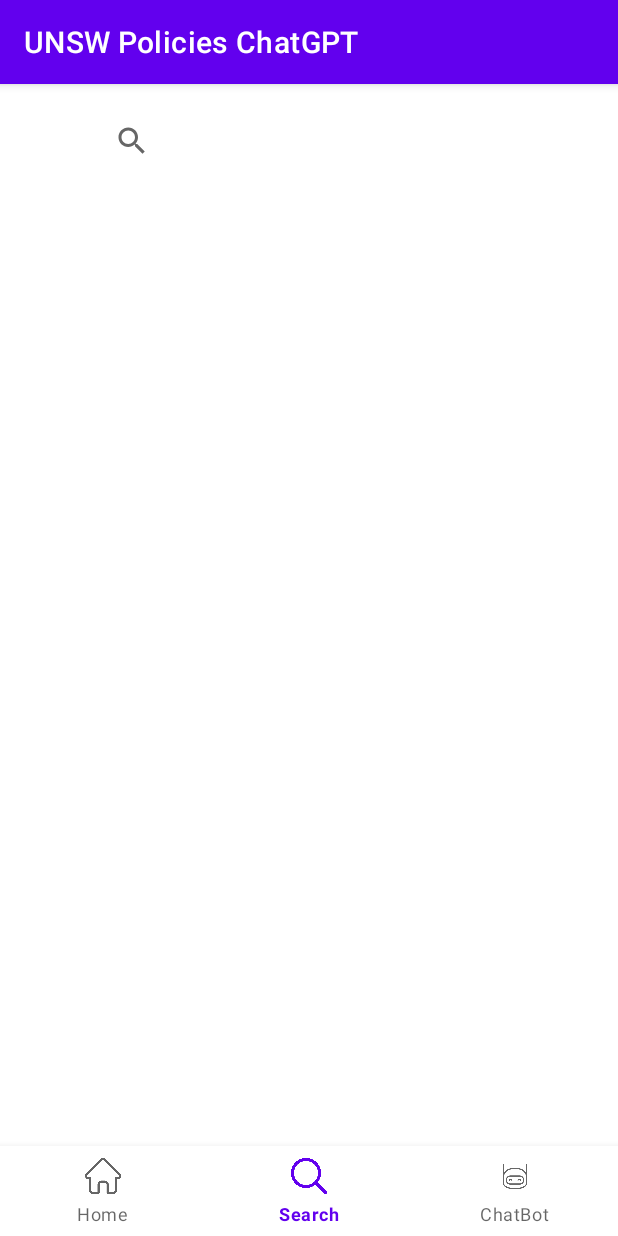
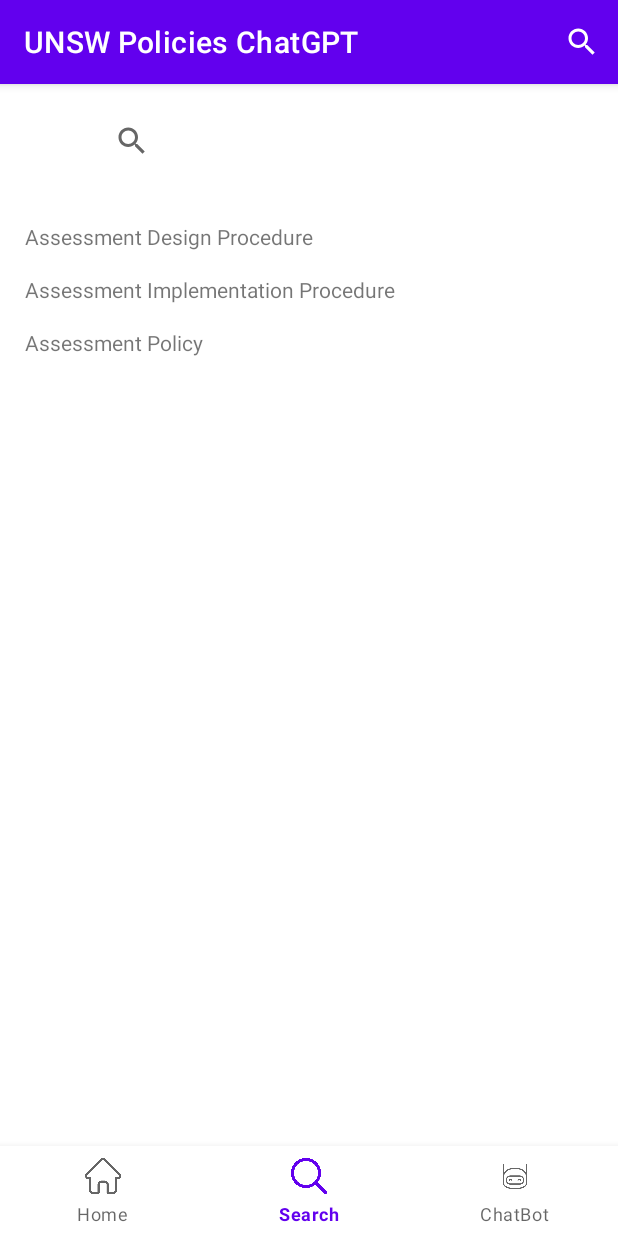
Before and after one commit to khanhlinh0907/unsw-policies-chatgpt, an Android app: the SearchActivity screen opened directly, with no data from a screen before it, on a phone screen of 412 x 824 dp. Run offline under Robolectric (Android 15) with nearby library versions, the phone set to English and light mode, and no system bars.

Commit message:
Policy Search Feature - Shane 09/03/23
Created RecyclerView and Search function. UI incomplete. Category Filter in progress.

```diff
--- /dev/null
+++ b/app/src/main/java/com/example/unswpolicieschatgpt/Policy.java
@@ -0,0 +1,20 @@
+package com.example.unswpolicieschatgpt;
+
+// Model or class for policy - for creating object for dummy data
+public class Policy {
+    private String mName;
+    private String mCategory;
+
+    public Policy(String name, String category) {
+        mName = name;
+        mCategory = category;
+    }
+
+    public String getName() {
+        return mName;
+    }
+
+    public String getCategory() {
+        return mCategory;
+    }
+}
--- /dev/null
+++ b/app/src/main/java/com/example/unswpolicieschatgpt/PolicyAdapter.java
@@ -0,0 +1,89 @@
+package com.example.unswpolicieschatgpt;
+
+import android.view.LayoutInflater;
+import android.view.View;
+import android.view.ViewGroup;
+import android.widget.Filter;
+import android.widget.Filterable;
+import android.widget.TextView;
+
+import androidx.annotation.NonNull;
+import androidx.recyclerview.widget.RecyclerView;
+
+import java.util.ArrayList;
+import java.util.List;
+
+public class PolicyAdapter extends RecyclerView.Adapter<PolicyAdapter.MyViewHolder> implements Filterable {
+
+    private List<Policy> mPolicies, mPoliciesFiltered;
+    private PolicyRecyclerViewInterface mInterface;
+
+    public PolicyAdapter(List<Policy> policies, PolicyRecyclerViewInterface policyInterface) {
+        mPolicies = policies;
+        mPoliciesFiltered = policies;
+        mInterface = policyInterface;
+    }
+
+    @NonNull
+    @Override
+    public PolicyAdapter.MyViewHolder onCreateViewHolder(@NonNull ViewGroup parent, int viewType) {
+        View view = LayoutInflater.from(parent.getContext()).inflate(R.layout.list_item, parent, false);
+        return new MyViewHolder(view, mInterface);
+    }
+
+    @Override
+    public void onBindViewHolder(@NonNull PolicyAdapter.MyViewHolder holder, int position) {
+        Policy policy = mPoliciesFiltered.get(position);
+        holder.mName.setText(policy.getName());
+
+    }
+
+    @Override
+    public int getItemCount() {
+        return mPoliciesFiltered.size();
+    }
+
+    @Override
+    public Filter getFilter() {
+        return new Filter() {
+            @Override
+            protected FilterResults performFiltering(CharSequence charSequence) {
+                String query = charSequence.toString();
+                if(query.isEmpty()) {
+                    mPoliciesFiltered = mPolicies;
+                } else {
+                    ArrayList<Policy> filteredList = new ArrayList<>();
+                    for(Policy policy : mPolicies) {
+                        if(policy.getName().contains(query)) {
+                            filteredList.add(policy);
+                        }
+                    }
+                    mPoliciesFiltered = filteredList;
+                }
+                FilterResults filterResults = new FilterResults();
+                filterResults.values = mPoliciesFiltered;
+                return filterResults;
+            }
+
+            @Override
+            protected void publishResults(CharSequence charSequence, FilterResults filterResults) {
+                mPoliciesFiltered = (ArrayList<Policy>) filterResults.values;
+                notifyDataSetChanged();
+            }
+        };
+    }
+    class MyViewHolder extends RecyclerView.ViewHolder {
+        private TextView mName;
+
+        public MyViewHolder(@NonNull View itemView, PolicyRecyclerViewInterface mInterface) {
+            super(itemView);
+            mName = itemView.findViewById(R.id.tvName);
+            itemView.setOnClickListener(new View.OnClickListener() {
+                @Override
+                public void onClick(View view) {
+                    mInterface.onPolicyClick(getAdapterPosition());
+                }
+            });
+        }
+    }
+}
--- /dev/null
+++ b/app/src/main/java/com/example/unswpolicieschatgpt/PolicyRecyclerViewInterface.java
@@ -0,0 +1,5 @@
+package com.example.unswpolicieschatgpt;
+
+public interface PolicyRecyclerViewInterface {
+    void onPolicyClick(int position);
+}
--- a/app/src/main/java/com/example/unswpolicieschatgpt/SearchActivity.java
+++ b/app/src/main/java/com/example/unswpolicieschatgpt/SearchActivity.java
@@ -2,20 +2,44 @@ package com.example.unswpolicieschatgpt;
 
 import android.content.Intent;
 import android.os.Bundle;
+import android.util.Log;
 import android.view.Menu;
 import android.view.MenuInflater;
 import android.view.MenuItem;
+import android.widget.SearchView;
+import android.widget.Toast;
 
 import androidx.appcompat.app.AppCompatActivity;
+import androidx.recyclerview.widget.LinearLayoutManager;
+import androidx.recyclerview.widget.RecyclerView;
 
 import com.google.android.material.bottomnavigation.BottomNavigationView;
 
-public class SearchActivity extends AppCompatActivity {
+import java.util.ArrayList;
+import java.util.List;
+
+public class SearchActivity extends AppCompatActivity implements PolicyRecyclerViewInterface {
     BottomNavigationView bottomNav;
+
+    // Policy RecyclerView
+    static final String TAG = "SearchActivity";
+    RecyclerView mRecyclerView;
+    private List<Policy> policyList = new ArrayList<>();
+    private PolicyAdapter adapter;
+
     @Override
     protected void onCreate(Bundle savedInstanceState) {
         super.onCreate(savedInstanceState);
         setContentView(R.layout.activity_search);
+
+        // Policy RecyclerView
+        mRecyclerView = findViewById(R.id.rvList);
+        RecyclerView.LayoutManager layoutManager = new LinearLayoutManager(getApplicationContext());
+        mRecyclerView.setLayoutManager(layoutManager);
+
+        getData();
+        adapter = new PolicyAdapter(policyList, (PolicyRecyclerViewInterface) this);
+        mRecyclerView.setAdapter(adapter);
 
         //Bottom Navigation View
         bottomNav = findViewById(R.id.bottomNavigationView);
@@ -45,5 +69,41 @@ public class SearchActivity extends AppCompatActivity {
                 return false;
             }
         });
+
+    }
+
+    private void getData(){
+            policyList.add(new Policy("Assessment Design Procedure", "Assessment"));
+        policyList.add(new Policy("Assessment Implementation Procedure", "Assessment"));
+        policyList.add(new Policy("Assessment Policy", "Assessment"));
+    }
+
+    @Override
+    public void onPolicyClick(int position) {
+        Policy policy = policyList.get(position);
+        Toast.makeText(this, policy.getName(), Toast.LENGTH_SHORT).show();
+    }
+
+    @Override
+    public boolean onCreateOptionsMenu(Menu menu) {
+        MenuInflater inflater = getMenuInflater();
+        inflater.inflate(R.menu.policy_menu, menu);
+        SearchView searchView = (SearchView) menu.findItem(R.id.app_bar_search).getActionView();
+        searchView.setOnQueryTextListener(new SearchView.OnQueryTextListener() {
+            @Override
+            public boolean onQueryTextSubmit(String s) {
+                Log.d(TAG, "Line 58:: Query = "+s);
+                adapter.getFilter().filter(s);
+                return false;
+            }
+
+            @Override
+            public boolean onQueryTextChange(String s) {
+                Log.d(TAG, "Line 58:: Query = "+s);
+                adapter.getFilter().filter(s);
+                return false;
+            }
+        });
+        return true;
     }
 }
--- /dev/null
+++ b/app/src/main/res/layout/list_item.xml
@@ -0,0 +1,17 @@
+<?xml version="1.0" encoding="utf-8"?>
+<androidx.constraintlayout.widget.ConstraintLayout xmlns:android="http://schemas.android.com/apk/res/android"
+    xmlns:app="http://schemas.android.com/apk/res-auto"
+    xmlns:tools="http://schemas.android.com/tools"
+    android:layout_width="match_parent"
+    android:layout_height="wrap_content">
+
+    <TextView
+        android:id="@+id/tvName"
+        android:layout_width="wrap_content"
+        android:layout_height="wrap_content"
+        android:layout_marginStart="16dp"
+        android:layout_marginTop="16dp"
+        android:text="Policy Name"
+        app:layout_constraintStart_toStartOf="parent"
+        app:layout_constraintTop_toTopOf="parent" />
+</androidx.constraintlayout.widget.ConstraintLayout>
--- /dev/null
+++ b/app/src/main/res/layout/spinner.xml
@@ -0,0 +1,5 @@
+<Spinner android:id="@+id/spinner"
+    android:layout_width= "150dp"
+    android:layout_height= "40dp"
+    android:entries="@array/policy_categories"
+    xmlns:android="http://schemas.android.com/apk/res/android" />
--- /dev/null
+++ b/app/src/main/res/menu/policy_menu.xml
@@ -0,0 +1,11 @@
+<?xml version="1.0" encoding="utf-8"?>
+<menu xmlns:app="http://schemas.android.com/apk/res-auto"
+    xmlns:android="http://schemas.android.com/apk/res/android">
+
+    <item
+        android:id="@+id/app_bar_search"
+        android:icon="@android:drawable/ic_menu_search"
+        android:title="Search"
+        app:actionViewClass="android.widget.SearchView"
+        app:showAsAction="always" />
+</menu>
```
Also changed, not shown: app/src/main/res/layout/menu/policy_menu.xml (added, +11 -0 lines), app/src/main/res/values/strings.xml (+9 -0 lines).
